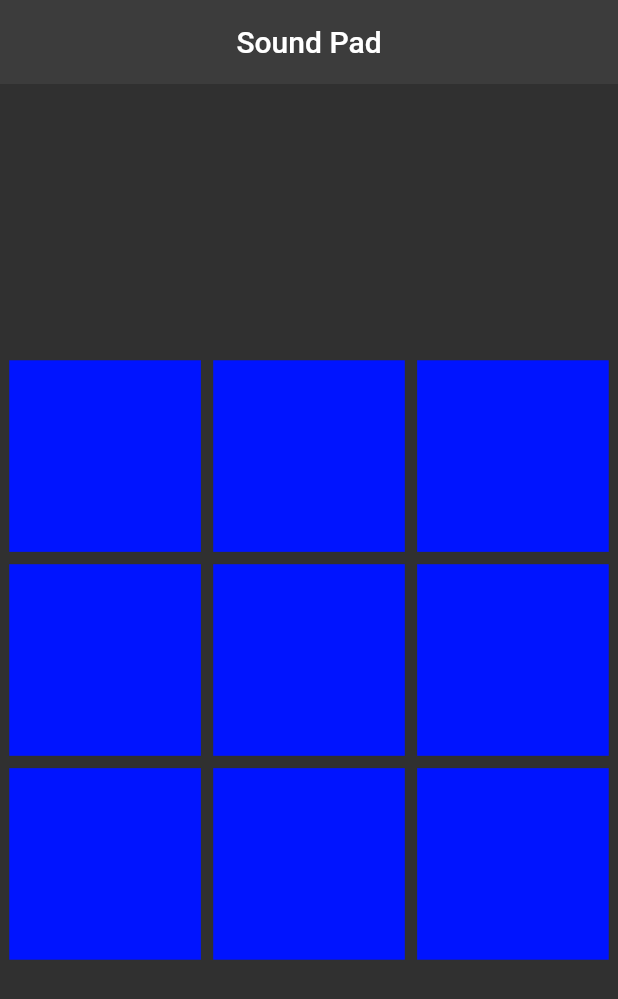
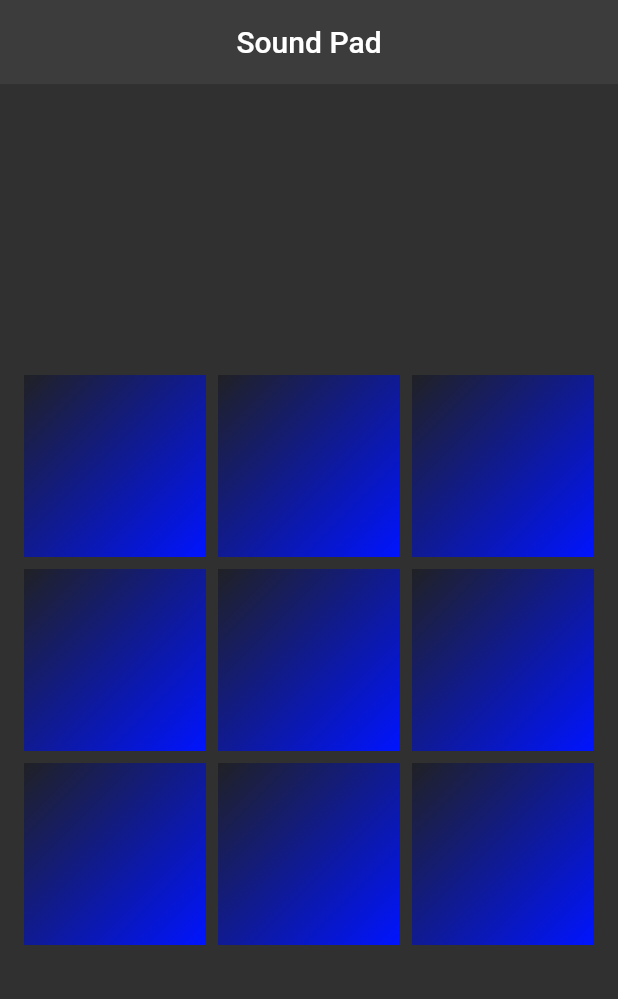
Before and after one commit to zwethu/sound_pad, a Flutter app: the screen it shows after launch, on a phone screen of 412 x 824 dp. Shown: the top 999 px of the screen. Run offline on Flutter 3.47's test engine with Material 2 defaults, Android fonts, the phone set to English and light mode, and no system bars; our stand-ins replace audioplayers.

Commit message:
commented and chose colors

```diff
--- a/lib/main.dart
+++ b/lib/main.dart
@@ -12,9 +12,9 @@ class MyApp extends StatelessWidget {
   Widget build(BuildContext context) {
     return MaterialApp(
       debugShowCheckedModeBanner: false,
-      title: 'Sound_Pad',
+      title: 'Sound_Pad',// inspire from super pad
       theme: lightTheme,
-      darkTheme: darkTheme,
+      darkTheme: darkTheme,//default theme is dark
       themeMode: ThemeMode.dark,
       home: const PadScreen(),
     );
--- a/lib/pad_screen.dart
+++ b/lib/pad_screen.dart
@@ -2,7 +2,6 @@ import 'dart:async';
 
 import 'package:audioplayers/audioplayers.dart';
 import 'package:flutter/material.dart';
-import 'package:sound_pad/touch_screen.dart';
 
 class PadScreen extends StatefulWidget {
   const PadScreen({Key? key}) : super(key: key);
@@ -12,140 +11,100 @@ class PadScreen extends StatefulWidget {
 }
 
 class _PadScreenState extends State<PadScreen> {
-  static const Color padColor = Color(0xff00FF5B);
-  static const Color tapColor = Color(0xff0014FF);
-  bool changeColor = false;
+  static const Color firstPadColor = Color(0xff202124);
+  static const Color firstTapColor = Color(0xff0CBABA);
+  static const Color secondPadColor = Color(0xff0014FF);
+  static const Color secondTapColor = Color(0xff380036);
+  int currentIndex = -1;
+  List<String> music = ['do', 're', 'mi', 'fa', 'sol', 'la', 'ti', 're', 'do'];
 
   @override
   void initState() {
     super.initState();
-    changeColor = false;
   }
 
   void playSound(String input) {
     final player = AudioCache();
     player.play('sounds/$input.wav');
-    setState(() {
-      changeColor ? changeColor = false : changeColor = true;
-      Timer(const Duration(milliseconds: 400), () {
-        setState(() {
-          changeColor ? changeColor = false : changeColor = true;
-        });
-      });
-    });
   }
 
   @override
   Widget build(BuildContext context) {
     return Scaffold(
-      body: SafeArea(
-        child: Scaffold(
       appBar: AppBar(
         elevation: 0,
         centerTitle: true,
         title: const Text('Sound Pad'),
       ),
       body: SafeArea(
-            child: Column(
-              mainAxisAlignment: MainAxisAlignment.center,
-              children: [
-                Row(
-                  mainAxisAlignment: MainAxisAlignment.center,
-                  children: [
-                    TouchScreen(
+        child: Center(
+          child: GridView.builder(
+            shrinkWrap: true,
+            padding: const EdgeInsets.all(12),
+            gridDelegate: const SliverGridDelegateWithFixedCrossAxisCount(
+              crossAxisCount: 3,
+            ),
+            itemCount: 9,
+            itemBuilder: (BuildContext context, int index) {
+              return TouchScreen(
+                firstColor:
+                    currentIndex == index ? firstTapColor : firstPadColor,
+                secondColor:
+                    currentIndex == index ? secondTapColor : secondPadColor,
                 onTap: () {
                   setState(() {
-                          playSound('do');
+                    currentIndex = index;
+                    playSound(music[index].toString());
+                    resetAnimation();
                   });
                 },
-                      colour: changeColor ? padColor : tapColor,
+              );
+            },
           ),
-                    SizedBox(
-                      width: MediaQuery.of(context).size.width * 0.02,
         ),
-                    TouchScreen(
-                      onTap: () {
-                        playSound('re');
-                      },
-                      colour: changeColor ? padColor : tapColor,
       ),
-                    SizedBox(
-                      width: MediaQuery.of(context).size.width * 0.02,
-                    ),
-                    TouchScreen(
-                      onTap: () {
-                        playSound('mi');
-                      },
-                      colour: changeColor ? padColor : tapColor,
-                    ),
+    );
+  }
+
+  Timer resetAnimation() {
+    return Timer(const Duration(milliseconds: 400), () {
+      setState(() {
+        currentIndex = -1; // set cureentIndex to -1 to reset the animation
+      });
+    });
+  }
+}
+
+class TouchScreen extends StatefulWidget {
+  // ignore: use_key_in_widget_constructors
+  const TouchScreen(
+      {required this.firstColor,
+      required this.secondColor,
+      required this.onTap});
+  final Color firstColor;
+  final Color secondColor;
+  final VoidCallback onTap;
+
+  @override
+  State<TouchScreen> createState() => _TouchScreenState();
+}
+
+class _TouchScreenState extends State<TouchScreen> {
+  @override
+  Widget build(BuildContext context) {
+    return GestureDetector(
+      onTap: widget.onTap,
+      child: Container(
+        margin: const EdgeInsets.all(4),
+        decoration: BoxDecoration(
+          gradient: LinearGradient(
+            begin: Alignment.topLeft,
+            end: Alignment.bottomRight,
+            colors: [
+              widget.firstColor,
+              widget.secondColor,
             ],
-                ),
-                SizedBox(
-                  height: MediaQuery.of(context).size.width * 0.02,
-                ),
-                Row(
-                  mainAxisAlignment: MainAxisAlignment.center,
-                  children: [
-                    TouchScreen(
-                      onTap: () {
-                        playSound('fa');
-                      },
-                      colour: changeColor ? padColor : tapColor,
-                    ),
-                    SizedBox(
-                      width: MediaQuery.of(context).size.width * 0.02,
-                    ),
-                    TouchScreen(
-                      onTap: () {
-                        playSound('sol');
-                      },
-                      colour: changeColor ? padColor : tapColor,
-                    ),
-                    SizedBox(
-                      width: MediaQuery.of(context).size.width * 0.02,
-                    ),
-                    TouchScreen(
-                      onTap: () {
-                        playSound('la');
-                      },
-                      colour: changeColor ? padColor : tapColor,
-                    ),
-                  ],
-                ),
-                SizedBox(
-                  height: MediaQuery.of(context).size.width * 0.02,
-                ),
-                Row(
-                  mainAxisAlignment: MainAxisAlignment.center,
-                  children: [
-                    TouchScreen(
-                      onTap: () {
-                        playSound('ti');
-                      },
-                      colour: changeColor ? padColor : tapColor,
-                    ),
-                    SizedBox(
-                      width: MediaQuery.of(context).size.width * 0.02,
-                    ),
-                    TouchScreen(
-                      onTap: () {
-                        playSound('re');
-                      },
-                      colour: changeColor ? padColor : tapColor,
-                    ),
-                    SizedBox(
-                      width: MediaQuery.of(context).size.width * 0.02,
-                    ),
-                    TouchScreen(
-                      onTap: () {
-                        playSound('do');
-                      },
-                      colour: changeColor ? padColor : tapColor,
-                    ),
-                  ],
-                ),
-              ],
-            ),
+            tileMode: TileMode.repeated,
           ),
         ),
       ),
--- a/lib/style.dart
+++ b/lib/style.dart
@@ -13,9 +13,7 @@ ThemeData darkTheme = ThemeData(
     surface: darkThemeAppbarColor,
     onSurface: Colors.white,
     primary: darkThemeBackgroundColor,
-    primaryVariant: darkThemeBackgroundColor,
     secondary: darkThemeBackgroundColor,
-    secondaryVariant: darkThemeBackgroundColor,
     background: darkThemeBackgroundColor,
     error: darkThemeBackgroundColor,
     onPrimary: darkThemeBackgroundColor,
--- a/lib/touch_screen.dart
+++ /dev/null
@@ -1,29 +0,0 @@
-import 'package:flutter/material.dart';
-
-class TouchScreen extends StatelessWidget {
-  // ignore: use_key_in_widget_constructors
-  const TouchScreen({required this.colour, required this.onTap});
-  final Color colour;
-  final VoidCallback onTap;
-
-  @override
-  Widget build(BuildContext context) {
-    return GestureDetector(
-      onTap: onTap,
-      child: Container(
-        width: MediaQuery.of(context).size.width * 0.31,
-        height: MediaQuery.of(context).size.width * 0.31,
-
-        // ignore: prefer_const_constructors
-        decoration: BoxDecoration(
-          // gradient: const LinearGradient(
-          //   begin: Alignment.topCenter,
-          //   end: Alignment.bottomRight,
-          //   colors: [Color(0xff0014FF), Color(0xff00FF5B)],
-          // ),
-          color: colour,
-        ),
-      ),
-    );
-  }
-}
```
Also changed, not shown: pubspec.lock, 2 other files. Lines whose indentation alone changed are shown as unchanged.
